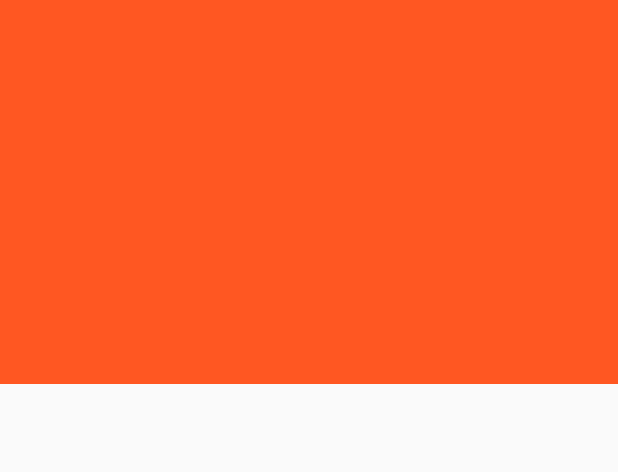
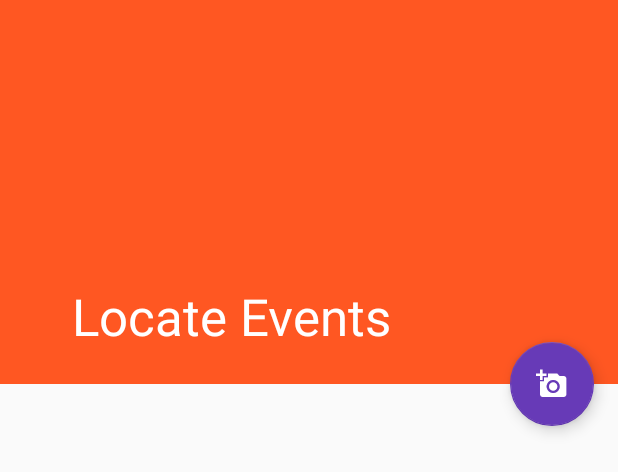
Before and after one commit to maxamillion32/events_for_android, an Android app: the layout activity_main.xml on its own in the app's theme, with its tools: preview values and no code run, on a phone screen of 412 x 824 dp. Shown: the top 472 px of the screen. Run offline under Robolectric (Android 15) with nearby library versions, the phone set to English and light mode, and no system bars.

```diff
--- a/app/src/main/res/layout/activity_main.xml
+++ b/app/src/main/res/layout/activity_main.xml
@@ -1,24 +1,22 @@
 <?xml version="1.0" encoding="utf-8"?>
-
-
 <android.support.design.widget.CoordinatorLayout xmlns:android="http://schemas.android.com/apk/res/android"
     xmlns:app="http://schemas.android.com/apk/res-auto"
-    android:id="@+id/main_content"
+    android:id="@+id/coordinator_layout"
     android:layout_width="match_parent"
     android:layout_height="match_parent"
     android:fitsSystemWindows="true">
 
     <android.support.design.widget.AppBarLayout
-        android:id="@+id/appbar"
+        android:id="@+id/appbar_layout"
         android:layout_width="match_parent"
-        android:layout_height="@dimen/detail_backdrop_height"
+        android:layout_height="wrap_content"
         android:theme="@style/ThemeOverlay.AppCompat.Dark.ActionBar"
         android:fitsSystemWindows="true">
 
         <android.support.design.widget.CollapsingToolbarLayout
             android:id="@+id/collapsing_toolbar"
             android:layout_width="match_parent"
-            android:layout_height="match_parent"
+            android:layout_height="@dimen/detail_backdrop_height"
             app:layout_scrollFlags="scroll|exitUntilCollapsed"
             android:fitsSystemWindows="true"
             app:contentScrim="?attr/colorPrimary"
@@ -34,6 +32,7 @@
                 app:layout_collapseMode="parallax" />
 
             <android.support.v7.widget.Toolbar
+                app:title="@string/drawer_item_locate_events"
                 android:id="@+id/toolbar"
                 android:layout_width="match_parent"
                 android:layout_height="?attr/actionBarSize"
@@ -46,14 +45,24 @@
 
     <android.support.v4.widget.NestedScrollView
         android:layout_width="match_parent"
-        android:layout_height="match_parent"
+        android:layout_height="wrap_content"
         app:layout_behavior="@string/appbar_scrolling_view_behavior">
 
         <FrameLayout
             android:layout_width="match_parent"
-            android:layout_height="match_parent"
+            android:layout_height="wrap_content"
             android:id="@+id/frame_fragments"/>
 
     </android.support.v4.widget.NestedScrollView>
 
+    <android.support.design.widget.FloatingActionButton
+        android:id="@+id/floating_action_button"
+        android:layout_height="wrap_content"
+        android:layout_width="wrap_content"
+        app:layout_anchor="@+id/appbar_layout"
+        app:layout_anchorGravity="bottom|right|end"
+        android:src="@mipmap/ic_add_a_photo"
+        android:layout_margin="@dimen/fab_margin"
+        android:clickable="true" />
+
 </android.support.design.widget.CoordinatorLayout>
```
Also changed, not shown: app/src/main/java/com/watsonlogic/eventsapp/MainActivity.java (+45 -1 lines), app/src/main/res/layout/fab_add_a_photo.xml (added, +11 -0 lines).
